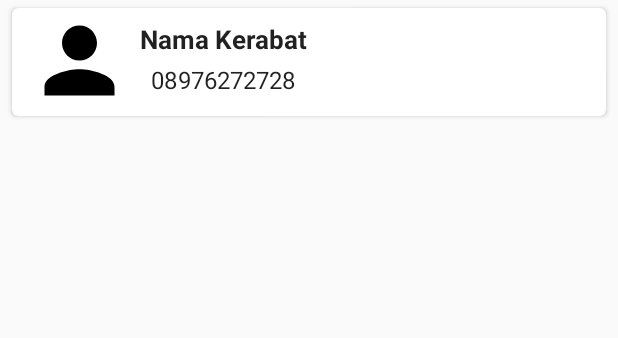
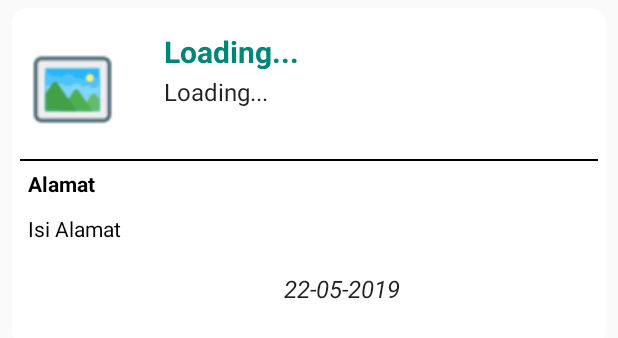
Before and after one commit to arikurniawans/gamifikasi_app, an Android app: the layout itemlist_posting.xml on its own in the app's theme, with its tools: preview values and no code run, on a phone screen of 412 x 824 dp. Shown: the top 338 px of the screen. Run offline under Robolectric (Android 15) with nearby library versions, the phone set to English and light mode, and no system bars.

Commit message:
Penambahan Adapter Posting

```diff
--- a/app/build.gradle
+++ b/app/build.gradle
@@ -35,7 +35,6 @@ dependencies {
     implementation 'com.android.support:cardview-v7:28.+'
     implementation 'com.android.support:recyclerview-v7:28.+'
     implementation 'de.hdodenhof:circleimageview:1.3.0'
-    implementation 'com.github.bumptech.glide:glide:3.7.0'
     implementation 'com.google.android.gms:play-services-maps:15.0.1'
     implementation 'com.google.android.gms:play-services-location:15.0.1'
     implementation 'com.github.clans:fab:1.6.4'
@@ -51,5 +50,6 @@ dependencies {
     androidTestImplementation 'com.android.support.test:runner:1.0.2'
     androidTestImplementation 'com.android.support.test.espresso:espresso-core:3.0.2'
     implementation 'com.github.clans:fab:1.6.4'
+    implementation 'com.github.bumptech.glide:glide:4.9.0'
 }
 apply plugin: 'com.google.gms.google-services'
--- a/app/src/main/java/com/diskominfo/ari/gamifikasi_app/Kelas/JalurApi.java
+++ b/app/src/main/java/com/diskominfo/ari/gamifikasi_app/Kelas/JalurApi.java
@@ -4,4 +4,5 @@ public class JalurApi {
     public static String API_REGIS = "https://esri.000webhostapp.com/api_gamifikasi/regis.php";
     public static String API_LOGIN = "https://esri.000webhostapp.com/api_gamifikasi/login.php";
     public static String API_PANIC = "https://esri.000webhostapp.com/api_gamifikasi/act_posting.php";
+    public static String API_LIST_ALL = "https://esri.000webhostapp.com/api_gamifikasi/dt_postingall.php";
 }
--- a/app/src/main/java/com/diskominfo/ari/gamifikasi_app/Kelas/SharedVariable.java
+++ b/app/src/main/java/com/diskominfo/ari/gamifikasi_app/Kelas/SharedVariable.java
@@ -6,5 +6,6 @@ public class SharedVariable {
 public static String ID_PENGGUNA;
 public static Double LATI;
 public static Double LONGI;
+public static String ALAMAT;
 
 }
--- a/app/src/main/java/com/diskominfo/ari/gamifikasi_app/fragment/FragmentProfil.java
+++ b/app/src/main/java/com/diskominfo/ari/gamifikasi_app/fragment/FragmentProfil.java
@@ -22,7 +22,6 @@ public class FragmentProfil extends Fragment {
         // Required empty public constructor
     }
 
-    EditText txtUsername, txtNIk,txtEmail;
     @Override
     public View onCreateView(LayoutInflater inflater, ViewGroup container,
                              Bundle savedInstanceState) {
--- a/app/src/main/res/layout/itemlist_posting.xml
+++ b/app/src/main/res/layout/itemlist_posting.xml
@@ -1,16 +1,17 @@
 <?xml version="1.0" encoding="utf-8"?>
+<!-- Create by : Ari & Selamat -->
 <android.support.v7.widget.CardView xmlns:android="http://schemas.android.com/apk/res/android"
     xmlns:card_view="http://schemas.android.com/apk/res-auto"
     android:id="@+id/cardlist_item"
     android:layout_width="match_parent"
     android:layout_height="wrap_content"
-    android:layout_marginBottom="2dp"
+    android:layout_marginBottom="5dp"
     android:layout_marginLeft="8dp"
     android:layout_marginRight="8dp"
     android:layout_marginTop="5dp"
     android:foreground="?android:attr/selectableItemBackground"
     android:orientation="vertical"
-    card_view:cardCornerRadius="4dp"
+    card_view:cardCornerRadius="10dp"
     card_view:cardElevation="@dimen/cardview_default_elevation">
 
     <RelativeLayout
@@ -18,60 +19,162 @@
         android:layout_height="wrap_content"
         android:background="?attr/selectableItemBackground"
         android:id="@+id/relaList"
-        android:paddingBottom="2dp"
+        android:paddingTop="10dp"
+        android:paddingBottom="10dp"
         android:clickable="true">
 
+        <LinearLayout
+            android:layout_width="match_parent"
+            android:layout_height="wrap_content"
+            android:orientation="horizontal">
+
+            <LinearLayout
+                android:padding="5dp"
+                android:orientation="vertical"
+                android:layout_width="fill_parent"
+                android:layout_height="fill_parent">
 
                 <RelativeLayout
                     android:layout_width="match_parent"
                     android:layout_height="wrap_content"
+                    android:layout_toLeftOf="@+id/imgStatus"
                     android:id="@+id/rela2">
 
                     <ImageView
                         android:id="@+id/imgFoto"
-                android:layout_marginLeft="10dp"
                         android:layout_width="70dp"
-                android:layout_centerVertical="true"
                         android:layout_height="70dp"
-                card_view:srcCompat="@drawable/ic_person_black_24dp" />
+                        android:paddingTop="8dp"
+                        android:src="@drawable/ic_noimage" />
 
                     <LinearLayout
                         android:layout_width="wrap_content"
                         android:layout_height="wrap_content"
                         android:orientation="vertical"
-                android:layout_centerVertical="true"
-                android:paddingBottom="2dp"
+                        android:paddingBottom="8dp"
+                        android:paddingLeft="16dp"
+                        android:paddingRight="16dp"
+                        android:id="@+id/line1"
+                        android:layout_marginLeft="10dp"
                         android:layout_toRightOf="@+id/imgFoto"
-                android:paddingRight="16dp"
-                android:layout_centerHorizontal="true"
-                android:id="@+id/line1"
-                android:layout_marginLeft="5dp"
                         >
 
                         <TextView
-                    android:id="@+id/txtNama"
+                            android:id="@+id/txtKategori"
                             android:layout_width="wrap_content"
-                    android:layout_height="wrap_content"
-                    android:text="Nama Kerabat"
-                    android:textStyle="bold"
-                    android:textColor="@color/primary_text_default_material_light"
-                    android:textSize="17sp" />
+                            android:layout_height="25dp"
+                            android:lines="2"
+                            android:text="Loading..."
+                            android:textColor="@color/colorPrimary"
+                            android:textSize="20sp"
+                            android:textStyle="bold" />
 
 
                         <TextView
-                    android:id="@+id/txtNope"
+                            android:id="@+id/txtPelapor"
                             android:layout_width="wrap_content"
                             android:layout_height="wrap_content"
-                    android:text="08976272728"
-                    android:layout_gravity="center"
+                            android:text="Loading..."
                             android:layout_marginTop="4dp"
                             android:textColor="@color/primary_text_default_material_light"
                             android:textSize="@dimen/abc_text_size_subhead_material" />
 
+                    </LinearLayout>
+
+                    <TextView
+                        android:id="@+id/txtIdlapor"
+                        android:layout_width="wrap_content"
+                        android:layout_height="wrap_content"
+                        android:layout_marginTop="30dp"
+                        android:layout_marginLeft="300dp"
+                        android:textColor="#fff"
+                        android:text="-" />
+
+                </RelativeLayout>
+
+                <View
+                    android:layout_width="match_parent"
+                    android:visibility="visible"
+                    android:layout_height="1dp"
+                    android:layout_marginTop="15dp"
+                    android:background="#000"/>
+
+                <TextView
+                    android:layout_width="match_parent"
+                    android:layout_height="30dp"
+                    android:layout_marginTop="5dp"
+                    android:textColor="#000"
+                    android:paddingLeft="5dp"
+                    android:textStyle="bold"
+                    android:text="Alamat"/>
+
+                <TextView
+                    android:id="@+id/txt_alamat_pesan"
+                    android:layout_width="match_parent"
+                    android:layout_height="54dp"
+                    android:paddingLeft="5dp"
+                    android:text="Isi Alamat"
+                    android:textColor="#000" />
+
+                <!--<ImageView
+                    android:id="@+id/imgCal"
+                    android:layout_width="25dp"
+                    android:layout_height="25dp"
+                    android:layout_alignParentBottom="true"
+                    android:layout_alignParentRight="true"
+                    android:layout_centerVertical="true"
+                    android:layout_marginLeft="5dp"
+                    android:src="@drawable/ic_calendar"/>-->
+
+
+                <LinearLayout
+                    android:layout_width="wrap_content"
+                    android:layout_height="wrap_content"
+                    android:orientation="vertical"
+                    android:paddingBottom="12dp"
+                    android:paddingLeft="16dp"
+                    android:paddingRight="16dp"
+                    android:id="@+id/line2"
+                    android:layout_marginTop="-25dp"
+                    android:layout_toRightOf="@+id/imgCal"
+                    >
+
+
+                    <TextView
+                        android:id="@+id/txtWaktuLapor"
+                        android:layout_width="200dp"
+                        android:layout_height="wrap_content"
+                        android:layout_alignParentRight="true"
+                        android:layout_marginTop="10dp"
+                        android:layout_centerVertical="true"
+                        android:layout_marginLeft="160dp"
+                        android:text="22-05-2019"
+                        android:textColor="@color/primary_text_default_material_light"
+                        android:textSize="@dimen/abc_text_size_subhead_material"
+                        android:textStyle="italic" />
 
                 </LinearLayout>
 
-        </RelativeLayout>
+                <!-- <ImageView
+                     android:layout_width="wrap_content"
+                     android:layout_height="wrap_content"
+                     android:layout_alignParentBottom="true"
+                     android:layout_alignParentRight="true"
+                     android:layout_centerVertical="true"
+                     android:layout_marginLeft="350dp"
+                     android:src="@drawable/ic_panah"/>-->
+
+            </LinearLayout>
+
+        </LinearLayout>
+
+        <!-- <ImageView
+             android:id="@+id/imgStatus"
+             android:layout_width="wrap_content"
+             android:layout_height="wrap_content"
+             android:layout_alignParentRight="true"
+             android:layout_marginLeft="340dp"
+             android:src="@drawable/check" />-->
 
     </RelativeLayout>
 
```
Also changed, not shown: app/src/main/java/com/diskominfo/ari/gamifikasi_app/Kelas/ListPostingModel.java (added, +71 -0 lines), app/src/main/java/com/diskominfo/ari/gamifikasi_app/activity/ShareActivity.java (+10 -10 lines), app/src/main/java/com/diskominfo/ari/gamifikasi_app/adapter/AdapterPosting.java (added, +85 -0 lines), app/src/main/java/com/diskominfo/ari/gamifikasi_app/fragment/FragmentPosting.java (+137 -49 lines), app/src/main/res/layout/fragment_posting.xml (+8 -0 lines), app/src/main/res/layout/item_list_history.xml (deleted, +0 -177 lines), 1 other file. Lines whose indentation alone changed are shown as unchanged.
